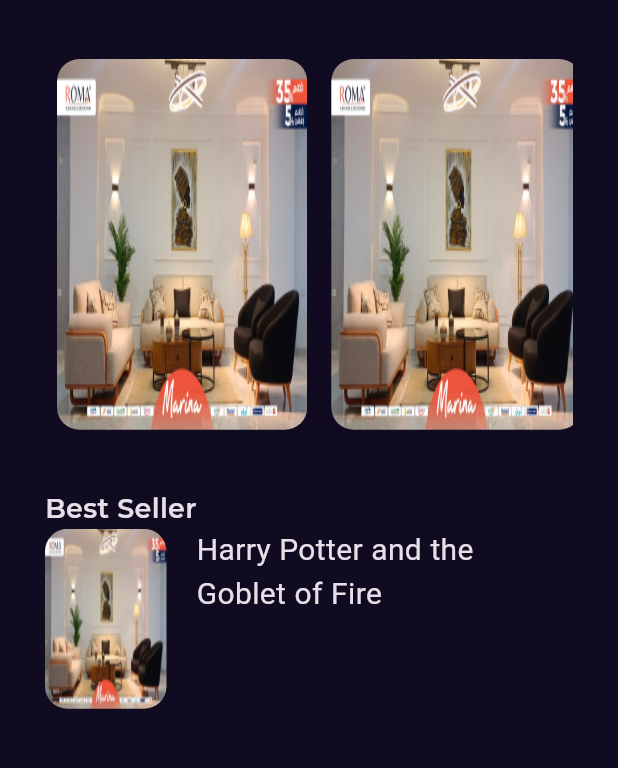
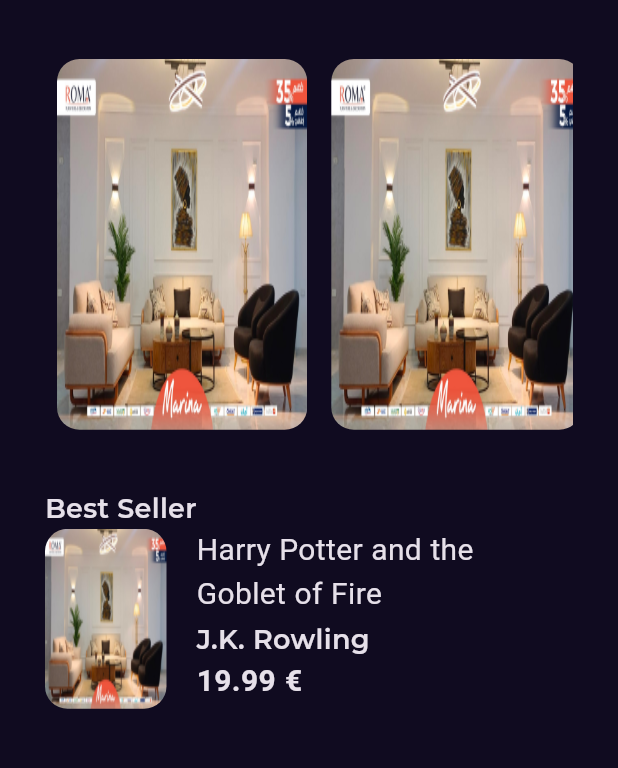
Before and after one commit to ahmedabdelhaliem/Bookly, a Flutter app: the screen it shows after launch, on a phone screen of 412 x 824 dp, the part 97-865 px from its top. Run offline on Flutter 3.47's test engine with Material 3 defaults, Android fonts, the phone set to English and light mode, and no system bars; our stand-ins replace font_awesome_flutter, get, google_fonts.

Commit message:
best seeller item part 2

```diff
--- a/lib/features/home/presentation/views/widgets/best_seller_list_view-item.dart
+++ b/lib/features/home/presentation/views/widgets/best_seller_list_view-item.dart
@@ -1,3 +1,4 @@
+import 'package:bookly_mvvm/constant.dart';
 import 'package:bookly_mvvm/core/utils/assetsdata.dart';
 import 'package:bookly_mvvm/core/utils/styles.dart';
 import 'package:flutter/cupertino.dart';
@@ -26,15 +27,33 @@
           Padding(
             padding: const EdgeInsets.only(left: 20),
             child: Column(
+              crossAxisAlignment: CrossAxisAlignment.start,
               children: [
                 SizedBox(
                   width: MediaQuery.of(context).size.width * .5,
                   child: Text(
                     'Harry Potter and the Goblet of Fire',
-                    style: Styles.textStyle20,
+                    style:
+                        Styles.textStyle20.copyWith(fontFamily: kGTSectraFine),
                     overflow: TextOverflow.ellipsis,
                     maxLines: 2,
                   ),
+                ),
+                const SizedBox(
+                  height: 3,
+                ),
+                const Text(
+                  'J.K. Rowling',
+                  style: Styles.textStyle18,
+                ),
+                Row(
+                  children: [
+                    Text(
+                      '19.99 €',
+                      style: Styles.textStyle20
+                          .copyWith(fontWeight: FontWeight.bold),
+                    )
+                  ],
                 )
               ],
             ),
```
